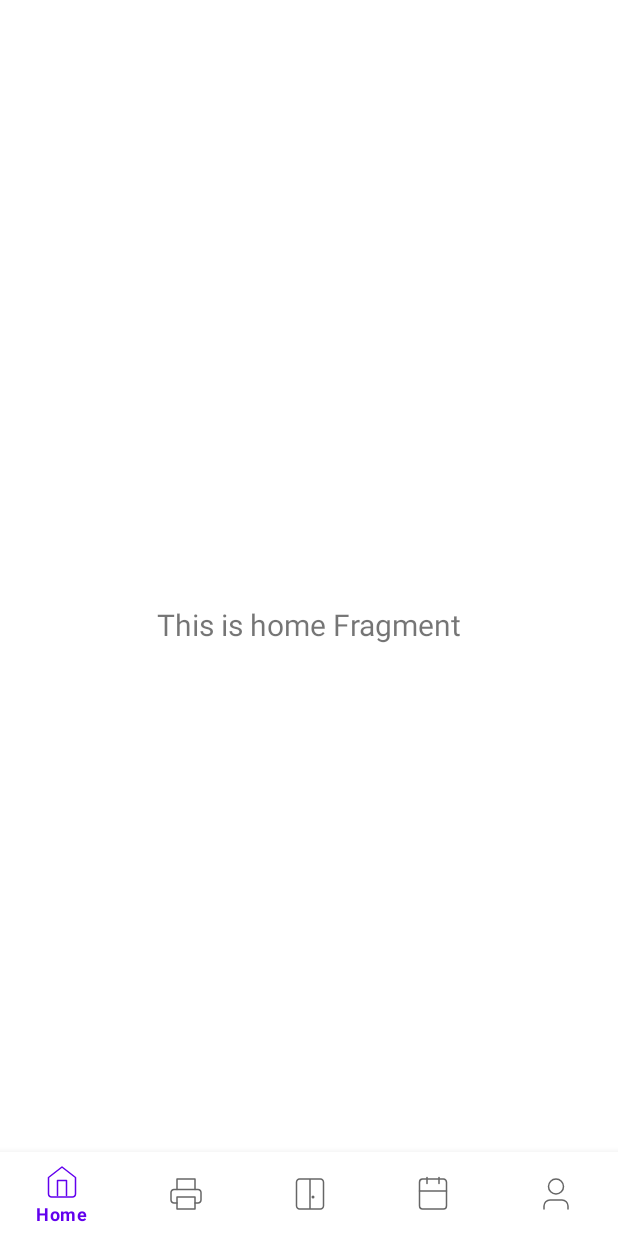
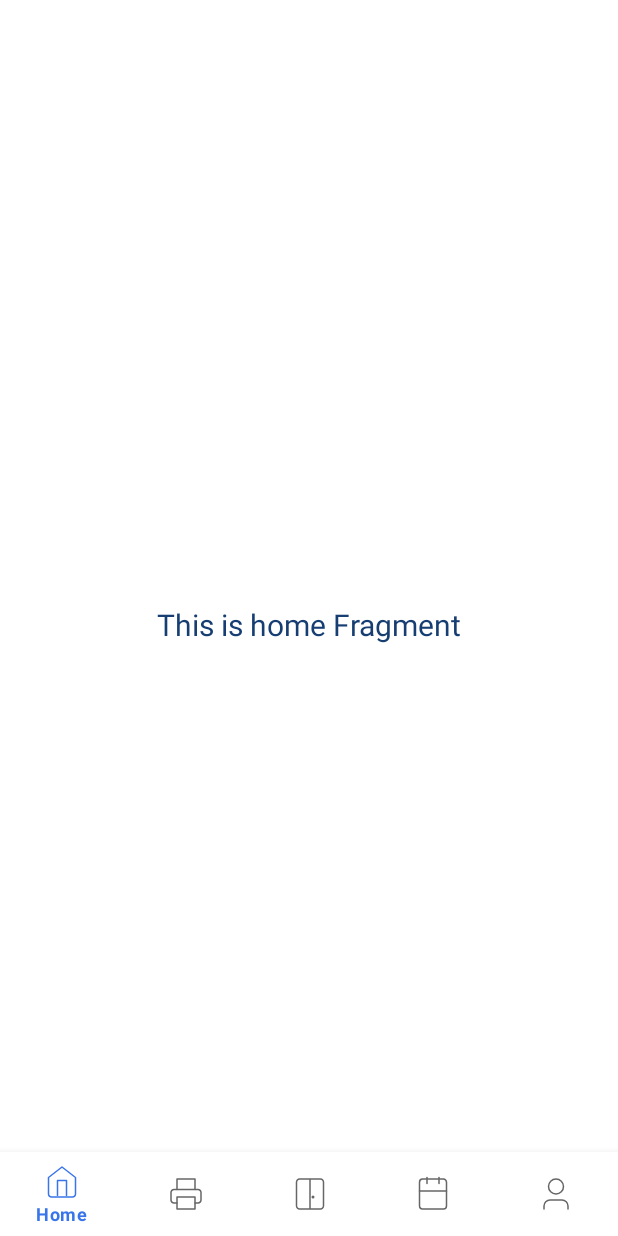
Before and after one commit to abeedev17/NokiaGarage, an Android app: the screen it shows after launch (MainActivity), on a phone screen of 412 x 824 dp. Run offline under Robolectric (Android 15) with nearby library versions, the light colour scheme and no system bars; our stand-ins replace navigation-ui.

Commit message:
light and dark theme set up

```diff
--- a/app/src/main/res/values-night/themes.xml
+++ b/app/src/main/res/values-night/themes.xml
@@ -2,8 +2,8 @@
     <!-- Base application theme. -->
     <style name="Theme.MyGarage" parent="Theme.MaterialComponents.DayNight.DarkActionBar">
         <!-- Primary brand color. -->
-        <item name="colorPrimary">@color/purple_200</item>
-        <item name="colorPrimaryVariant">@color/purple_700</item>
+        <item name="colorPrimary">@color/primary_blue</item>
+        <item name="colorPrimaryVariant">@color/nokia_blue</item>
         <item name="colorOnPrimary">@color/black</item>
         <!-- Secondary brand color. -->
         <item name="colorSecondary">@color/teal_200</item>
@@ -12,5 +12,7 @@
         <!-- Status bar color. -->
         <item name="android:statusBarColor" tools:targetApi="l">?attr/colorPrimaryVariant</item>
         <!-- Customize your theme here. -->
+        <item name="android:textColor">@color/white</item>
+
     </style>
 </resources>
--- a/app/src/main/res/values/colors.xml
+++ b/app/src/main/res/values/colors.xml
@@ -7,4 +7,7 @@
     <color name="teal_700">#FF018786</color>
     <color name="black">#FF000000</color>
     <color name="white">#FFFFFFFF</color>
+    <color name="primary_blue">#3975EA</color>
+    <color name="nokia_blue">#1C4598</color>
+    <color name="text_blue">#163E72</color>
 </resources>
--- a/app/src/main/res/values/themes.xml
+++ b/app/src/main/res/values/themes.xml
@@ -2,8 +2,8 @@
     <!-- Base application theme. -->
     <style name="Theme.MyGarage" parent="Theme.MaterialComponents.DayNight.DarkActionBar">
         <!-- Primary brand color. -->
-        <item name="colorPrimary">@color/purple_500</item>
-        <item name="colorPrimaryVariant">@color/purple_700</item>
+        <item name="colorPrimary">@color/primary_blue</item>
+        <item name="colorPrimaryVariant">@color/nokia_blue</item>
         <item name="colorOnPrimary">@color/white</item>
         <!-- Secondary brand color. -->
         <item name="colorSecondary">@color/teal_200</item>
@@ -12,5 +12,7 @@
         <!-- Status bar color. -->
         <item name="android:statusBarColor" tools:targetApi="l">?attr/colorPrimaryVariant</item>
         <!-- Customize your theme here. -->
+        <item name="android:textColor">@color/text_blue</item>
+
     </style>
 </resources>
```
